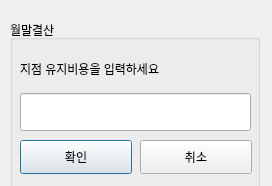
Qt form ui/월말결산.ui (johnnyapu15/IDB) before a commit.
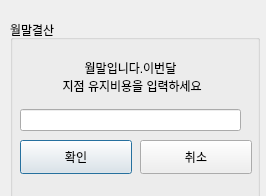
The same form after that commit.

Commit message: 조수환 상품 추가 버그 수정

Diff of the .ui file:
```diff
--- a/ui/월말결산.ui
+++ b/ui/월말결산.ui
@@ -6,8 +6,8 @@
    <rect>
     <x>0</x>
     <y>0</y>
-    <width>272</width>
-    <height>186</height>
+    <width>266</width>
+    <height>196</height>
    </rect>
   </property>
   <property name="windowTitle">
@@ -46,7 +46,7 @@
      <rect>
       <x>10</x>
       <y>40</y>
-      <width>231</width>
+      <width>221</width>
       <height>71</height>
      </rect>
     </property>
@@ -63,7 +63,11 @@
         </sizepolicy>
        </property>
        <property name="text">
-        <string>지점 유지비용을 입력하세요</string>
+        <string>월말입니다.이번달
+ 지점 유지비용을 입력하세요</string>
+       </property>
+       <property name="alignment">
+        <set>Qt::AlignCenter</set>
        </property>
       </widget>
      </item>
```
The commit also changes 2 other files.
